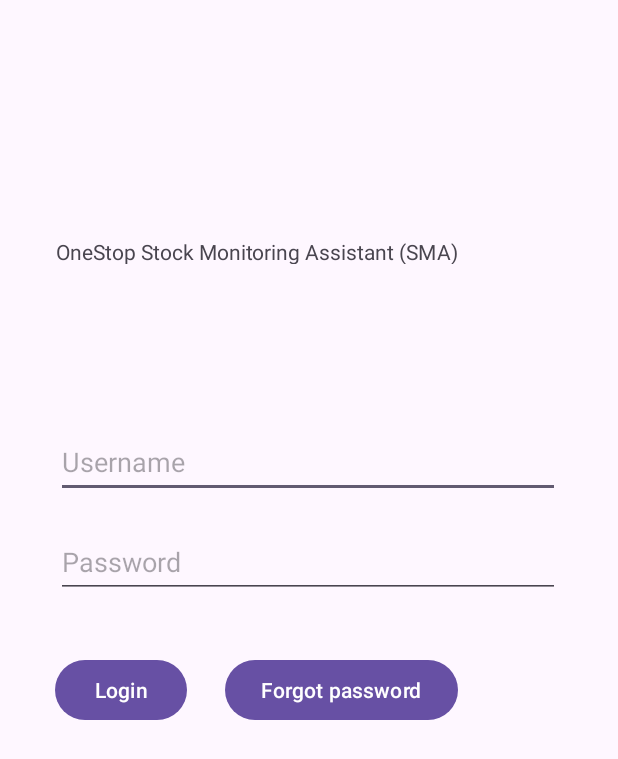
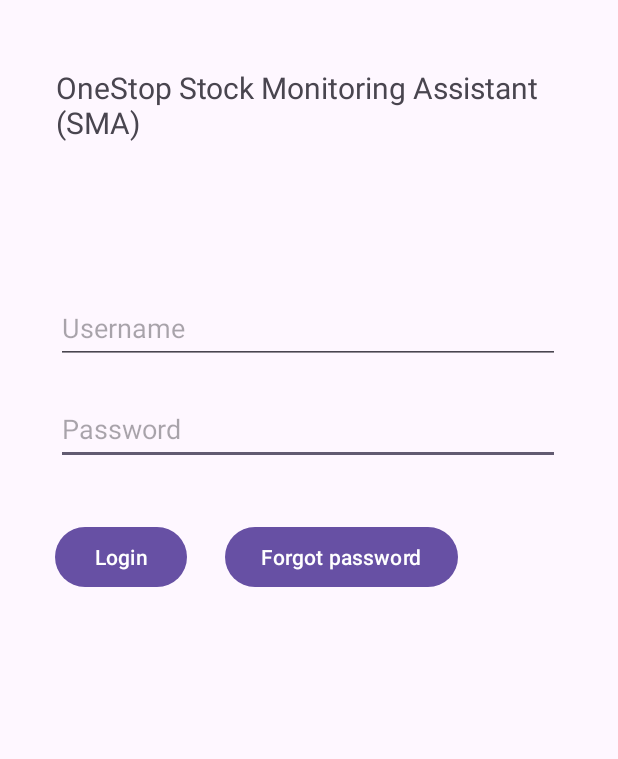
Before and after one commit to sbenf999/NEA_Stock_Monitoring_Assistant, an Android app: the screen it shows after launch (MainActivity), on a phone screen of 412 x 824 dp. Shown: the top 759 px of the screen. Run offline under Robolectric (Android 15) with nearby library versions, the phone set to English and light mode, and no system bars.

Commit message:
updates to UI

```diff
--- a/app/src/main/res/layout/activity_main.xml
+++ b/app/src/main/res/layout/activity_main.xml
@@ -6,21 +6,6 @@
     android:layout_width="match_parent"
     android:layout_height="match_parent"
     tools:context=".MainActivity">
-
-    <EditText
-        android:id="@+id/usernameInput"
-        android:layout_width="336dp"
-        android:layout_height="48dp"
-        android:ems="10"
-        android:hint="Username"
-        android:inputType="text"
-        app:layout_constraintBottom_toBottomOf="parent"
-        app:layout_constraintEnd_toEndOf="parent"
-        app:layout_constraintHorizontal_bias="0.493"
-        app:layout_constraintStart_toStartOf="parent"
-        app:layout_constraintTop_toTopOf="parent"
-        app:layout_constraintVertical_bias="0.366"
-        tools:ignore="HardcodedText" />
 
     <EditText
         android:id="@+id/passwordInput"
@@ -35,8 +20,36 @@
         app:layout_constraintHorizontal_bias="0.493"
         app:layout_constraintStart_toStartOf="parent"
         app:layout_constraintTop_toTopOf="parent"
-        app:layout_constraintVertical_bias="0.452"
+        app:layout_constraintVertical_bias="0.338"
         app:passwordToggleEnabled="true"
+        tools:ignore="HardcodedText" />
+
+    <EditText
+        android:id="@+id/usernameInput"
+        android:layout_width="336dp"
+        android:layout_height="48dp"
+        android:ems="10"
+        android:hint="Username"
+        android:inputType="text"
+        app:layout_constraintBottom_toBottomOf="parent"
+        app:layout_constraintEnd_toEndOf="parent"
+        app:layout_constraintHorizontal_bias="0.493"
+        app:layout_constraintStart_toStartOf="parent"
+        app:layout_constraintTop_toTopOf="parent"
+        app:layout_constraintVertical_bias="0.251"
+        tools:ignore="HardcodedText" />
+
+    <Button
+        android:id="@+id/forgotPasswordButton"
+        android:layout_width="wrap_content"
+        android:layout_height="wrap_content"
+        android:text="Forgot password"
+        app:layout_constraintBottom_toBottomOf="parent"
+        app:layout_constraintEnd_toEndOf="parent"
+        app:layout_constraintHorizontal_bias="0.585"
+        app:layout_constraintStart_toStartOf="parent"
+        app:layout_constraintTop_toTopOf="parent"
+        app:layout_constraintVertical_bias="0.448"
         tools:ignore="HardcodedText" />
 
     <Button
@@ -49,32 +62,20 @@
         app:layout_constraintHorizontal_bias="0.114"
         app:layout_constraintStart_toStartOf="parent"
         app:layout_constraintTop_toTopOf="parent"
-        app:layout_constraintVertical_bias="0.562"
-        tools:ignore="HardcodedText" />
-
-    <Button
-        android:id="@+id/forgotPasswordButton"
-        android:layout_width="wrap_content"
-        android:layout_height="wrap_content"
-        android:text="Forgot password"
-        app:layout_constraintBottom_toBottomOf="parent"
-        app:layout_constraintEnd_toEndOf="parent"
-        app:layout_constraintHorizontal_bias="0.585"
-        app:layout_constraintStart_toStartOf="parent"
-        app:layout_constraintTop_toTopOf="parent"
-        app:layout_constraintVertical_bias="0.562"
+        app:layout_constraintVertical_bias="0.448"
         tools:ignore="HardcodedText" />
 
     <TextView
         android:id="@+id/appLogoText"
-        android:layout_width="297dp"
-        android:layout_height="18dp"
+        android:layout_width="323dp"
+        android:layout_height="53dp"
         android:text="OneStop Stock Monitoring Assistant (SMA)"
+        android:textSize="20dp"
         app:layout_constraintBottom_toBottomOf="parent"
         app:layout_constraintEnd_toEndOf="parent"
-        app:layout_constraintHorizontal_bias="0.324"
+        app:layout_constraintHorizontal_bias="0.42"
         app:layout_constraintStart_toStartOf="parent"
         app:layout_constraintTop_toTopOf="parent"
-        app:layout_constraintVertical_bias="0.196" />
+        app:layout_constraintVertical_bias="0.058" />
 
 </androidx.constraintlayout.widget.ConstraintLayout>
```
